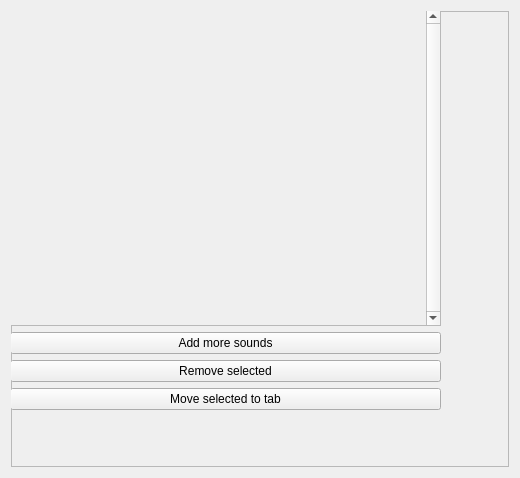
Above: soundcontainer.ui from casey-c/shock before the change. Below: the same form after it.
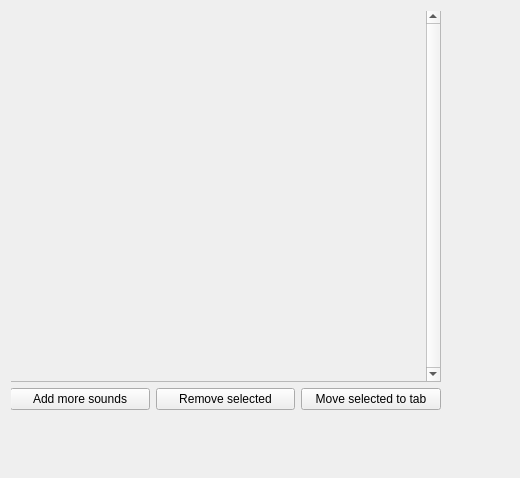
That is the form after the change.

Commit message: sound container ui update

```diff
--- a/soundcontainer.ui
+++ b/soundcontainer.ui
@@ -29,7 +29,7 @@
       </sizepolicy>
      </property>
      <property name="frameShape">
-      <enum>QFrame::StyledPanel</enum>
+      <enum>QFrame::NoFrame</enum>
      </property>
      <property name="frameShadow">
       <enum>QFrame::Plain</enum>
@@ -73,7 +73,7 @@
             <x>0</x>
             <y>0</y>
             <width>406</width>
-            <height>290</height>
+            <height>360</height>
            </rect>
           </property>
           <layout class="QVBoxLayout" name="verticalLayout_2">
@@ -103,21 +103,24 @@
          <property name="topMargin">
           <number>0</number>
          </property>
-         <item row="1" column="0">
+         <property name="spacing">
+          <number>6</number>
+         </property>
+         <item row="4" column="0">
           <widget class="QPushButton" name="btnAdd">
            <property name="text">
             <string>Add more sounds</string>
            </property>
           </widget>
          </item>
-         <item row="3" column="0">
+         <item row="4" column="3">
           <widget class="QPushButton" name="btnRemove">
            <property name="text">
             <string>Remove selected</string>
            </property>
           </widget>
          </item>
-         <item row="4" column="0">
+         <item row="4" column="4">
           <widget class="QPushButton" name="btnMove">
            <property name="text">
             <string>Move selected to tab</string>
```
